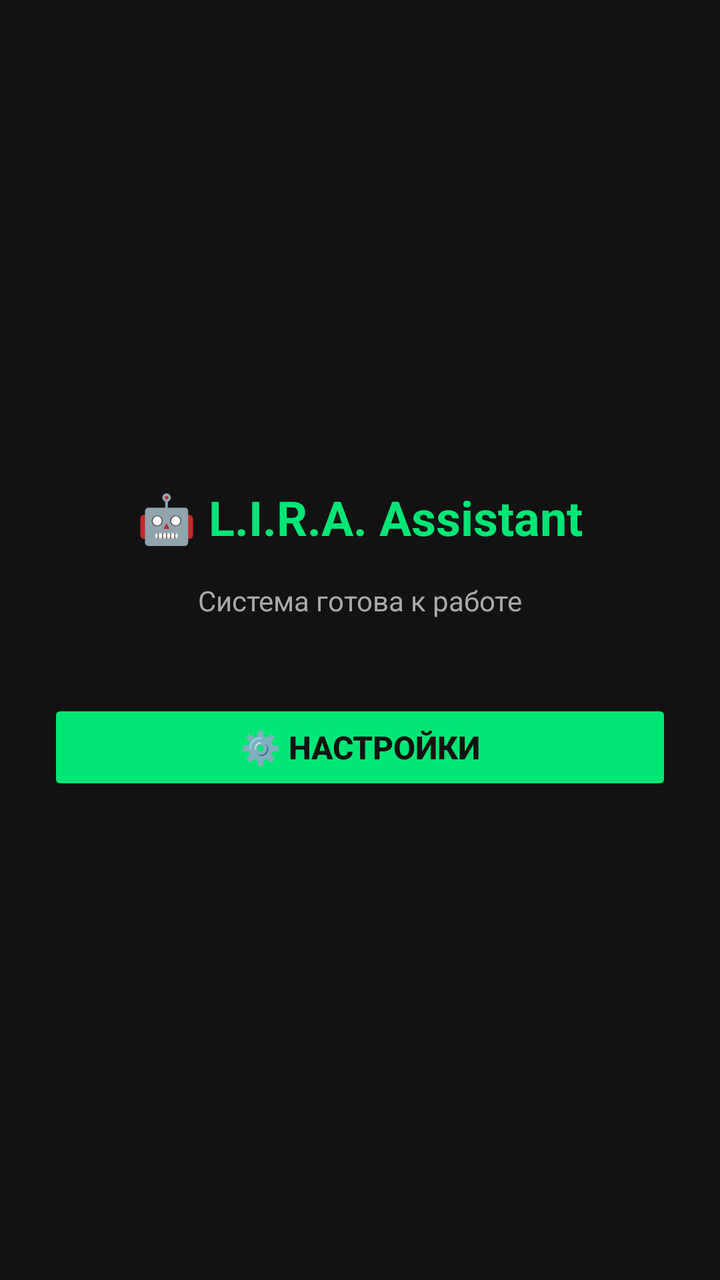
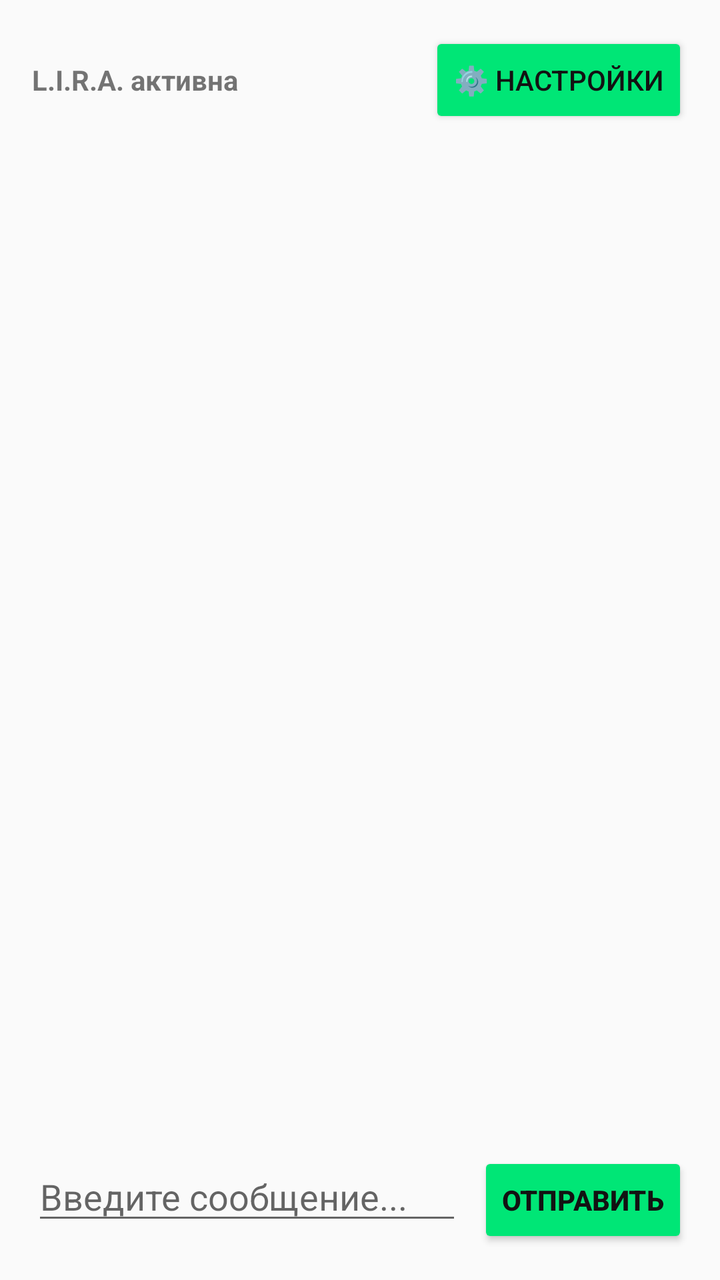

Compare the two renders of this Android layout. The source of the first and the diff that turns it into the second are given below.
<!-- AndroidManifest.xml: application theme Theme.AppCompat.DayNight.NoActionBar -->
<!-- res/layout/activity_main.xml -->
<?xml version="1.0" encoding="utf-8"?>
<LinearLayout xmlns:android="http://schemas.android.com/apk/res/android"
    android:layout_width="match_parent"
    android:layout_height="match_parent"
    android:background="#121212"
    android:gravity="center"
    android:orientation="vertical"
    android:padding="24dp">

    <TextView
        android:layout_width="wrap_content"
        android:layout_height="wrap_content"
        android:layout_marginBottom="16dp"
        android:text="🤖 L.I.R.A. Assistant"
        android:textColor="#00E676"
        android:textSize="24sp"
        android:textStyle="bold" />

    <TextView
        android:id="@+id/tvStatus"
        android:layout_width="wrap_content"
        android:layout_height="wrap_content"
        android:layout_marginBottom="40dp"
        android:text="Система готова к работе"
        android:textColor="#AAAAAA"
        android:textSize="14sp" />

    <Button
        android:id="@+id/btnSettings"
        android:layout_width="match_parent"
        android:layout_height="wrap_content"
        android:backgroundTint="#00E676"
        android:text="⚙️ Настройки"
        android:textColor="#121212"
        android:textSize="16sp"
        android:textStyle="bold" />

</LinearLayout>
<!-- resources referenced by this layout -->
<resources>

</resources>

<!-- the commit's change to res/layout/activity_main.xml (unified diff, before → after) -->
@@ -2,37 +2,76 @@
 <LinearLayout xmlns:android="http://schemas.android.com/apk/res/android"
     android:layout_width="match_parent"
     android:layout_height="match_parent"
-    android:background="#121212"
-    android:gravity="center"
     android:orientation="vertical"
-    android:padding="24dp">
+    android:padding="16dp">
 
-    <TextView
-        android:layout_width="wrap_content"
-        android:layout_height="wrap_content"
-        android:layout_marginBottom="16dp"
-        android:text="🤖 L.I.R.A. Assistant"
-        android:textColor="#00E676"
-        android:textSize="24sp"
-        android:textStyle="bold" />
-
-    <TextView
-        android:id="@+id/tvStatus"
-        android:layout_width="wrap_content"
-        android:layout_height="wrap_content"
-        android:layout_marginBottom="40dp"
-        android:text="Система готова к работе"
-        android:textColor="#AAAAAA"
-        android:textSize="14sp" />
-
-    <Button
-        android:id="@+id/btnSettings"
+    
+    <LinearLayout
         android:layout_width="match_parent"
         android:layout_height="wrap_content"
-        android:backgroundTint="#00E676"
-        android:text="⚙️ Настройки"
-        android:textColor="#121212"
-        android:textSize="16sp"
-        android:textStyle="bold" />
+        android:gravity="center_vertical"
+        android:orientation="horizontal"
+        android:layout_marginBottom="12dp">
+
+        <TextView
+            android:id="@+id/tvStatus"
+            android:layout_width="0dp"
+            android:layout_height="wrap_content"
+            android:layout_weight="1"
+            android:text="L.I.R.A. активна"
+            android:textSize="14sp"
+            android:textStyle="bold" />
+
+        <Button
+            android:id="@+id/btnSettings"
+            android:layout_width="wrap_content"
+            android:layout_height="wrap_content"
+            android:backgroundTint="#00E676"
+            android:text="⚙️ Настройки"
+            android:textColor="#121212"
+            android:textSize="14sp" />
+    </LinearLayout>
+
+    
+    <ScrollView
+        android:id="@+id/chatScrollView"
+        android:layout_width="match_parent"
+        android:layout_height="0dp"
+        android:layout_weight="1"
+        android:layout_marginBottom="12dp"
+        android:fillViewport="true">
+
+        <LinearLayout
+            android:id="@+id/chatLayout"
+            android:layout_width="match_parent"
+            android:layout_height="wrap_content"
+            android:orientation="vertical" />
+    </ScrollView>
+
+    
+    <LinearLayout
+        android:layout_width="match_parent"
+        android:layout_height="wrap_content"
+        android:orientation="horizontal">
+
+        <EditText
+            android:id="@+id/etInput"
+            android:layout_width="0dp"
+            android:layout_height="wrap_content"
+            android:layout_weight="1"
+            android:hint="Введите сообщение..."
+            android:inputType="text"
+            android:maxLines="2" />
+
+        <Button
+            android:id="@+id/btnSend"
+            android:layout_width="wrap_content"
+            android:layout_height="wrap_content"
+            android:layout_marginStart="8dp"
+            android:backgroundTint="#00E676"
+            android:text="Отправить"
+            android:textColor="#121212"
+            android:textStyle="bold" />
+    </LinearLayout>
 
 </LinearLayout>
